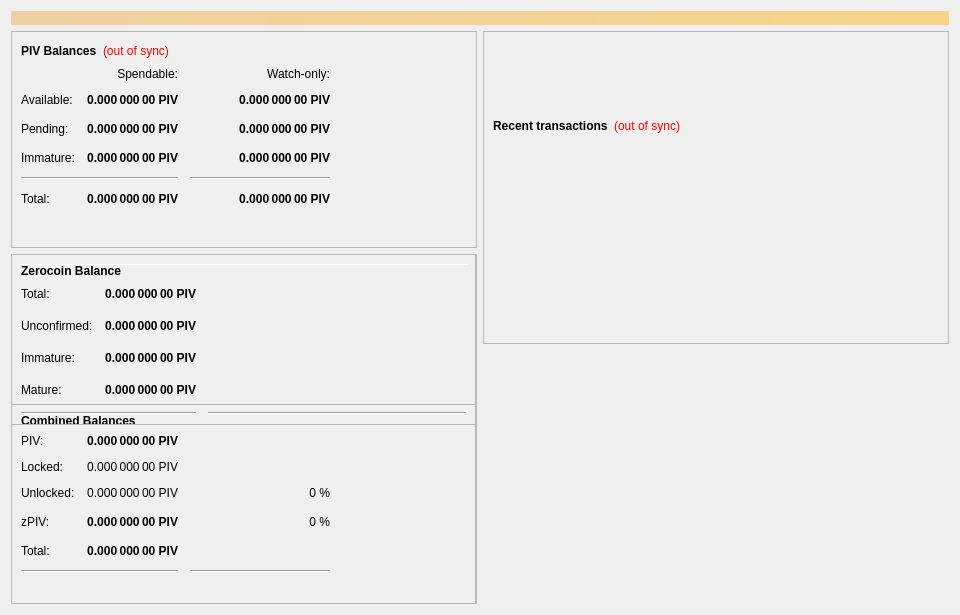
Old version of the form src/qt/forms/overviewpage.ui in the repository smupyknight/htc-pivx.
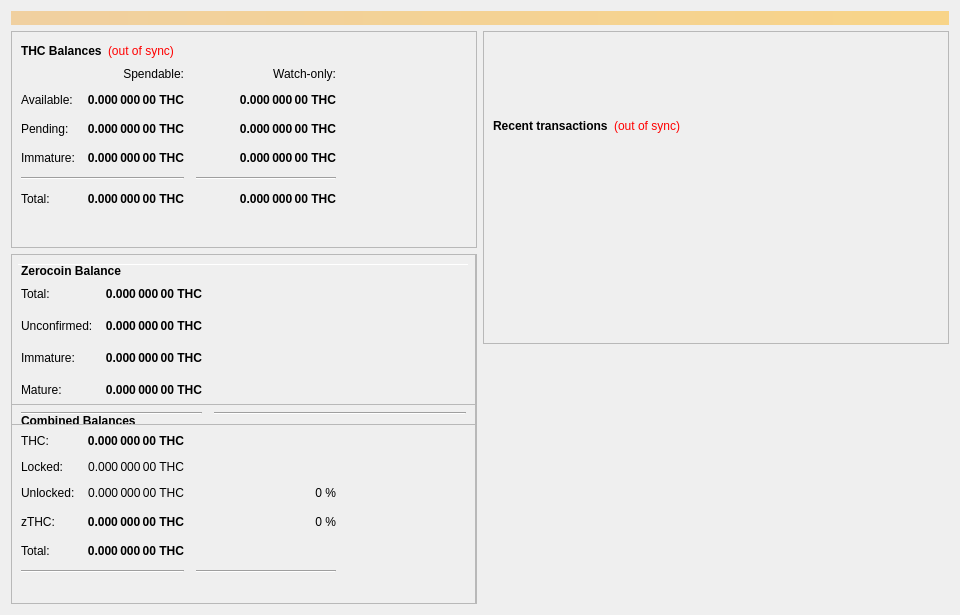
New version of the form.

Patch:
```diff
--- a/src/qt/forms/overviewpage.ui
+++ b/src/qt/forms/overviewpage.ui
@@ -60,7 +60,7 @@
                </font>
               </property>
               <property name="text">
-               <string>PIV Balances</string>
+               <string>THC Balances</string>
               </property>
              </widget>
             </item>
@@ -118,7 +118,7 @@
                <string>Unconfirmed transactions to watch-only addresses</string>
               </property>
               <property name="text">
-               <string notr="true">0.000 000 00 PIV</string>
+               <string notr="true">0.000 000 00 THC</string>
               </property>
               <property name="alignment">
                <set>Qt::AlignRight|Qt::AlignTrailing|Qt::AlignVCenter</set>
@@ -143,7 +143,7 @@
                <string>Total of transactions that have yet to be confirmed, and do not yet count toward the spendable balance</string>
               </property>
               <property name="text">
-               <string notr="true">0.000 000 00 PIV</string>
+               <string notr="true">0.000 000 00 THC</string>
               </property>
               <property name="alignment">
                <set>Qt::AlignRight|Qt::AlignTrailing|Qt::AlignVCenter</set>
@@ -168,7 +168,7 @@
                <string>Staked or masternode rewards in watch-only addresses that has not yet matured</string>
               </property>
               <property name="text">
-               <string notr="true">0.000 000 00 PIV</string>
+               <string notr="true">0.000 000 00 THC</string>
               </property>
               <property name="alignment">
                <set>Qt::AlignRight|Qt::AlignTrailing|Qt::AlignVCenter</set>
@@ -226,7 +226,7 @@
                <string>Staked or masternode rewards that has not yet matured</string>
               </property>
               <property name="text">
-               <string notr="true">0.000 000 00 PIV</string>
+               <string notr="true">0.000 000 00 THC</string>
               </property>
               <property name="alignment">
                <set>Qt::AlignRight|Qt::AlignTrailing|Qt::AlignVCenter</set>
@@ -271,7 +271,7 @@
                <string>Your current total balance</string>
               </property>
               <property name="text">
-               <string notr="true">0.000 000 00 PIV</string>
+               <string notr="true">0.000 000 00 THC</string>
               </property>
               <property name="alignment">
                <set>Qt::AlignRight|Qt::AlignTrailing|Qt::AlignVCenter</set>
@@ -296,7 +296,7 @@
                <string>Current total balance in watch-only addresses</string>
               </property>
               <property name="text">
-               <string notr="true">0.000 000 00 PIV</string>
+               <string notr="true">0.000 000 00 THC</string>
               </property>
               <property name="alignment">
                <set>Qt::AlignRight|Qt::AlignTrailing|Qt::AlignVCenter</set>
@@ -338,7 +338,7 @@
                <string>Your current spendable balance</string>
               </property>
               <property name="text">
-               <string notr="true">0.000 000 00 PIV</string>
+               <string notr="true">0.000 000 00 THC</string>
               </property>
               <property name="alignment">
                <set>Qt::AlignRight|Qt::AlignTrailing|Qt::AlignVCenter</set>
@@ -363,7 +363,7 @@
                <string>Your current balance in watch-only addresses</string>
               </property>
               <property name="text">
-               <string notr="true">0.000 000 00 PIV</string>
+               <string notr="true">0.000 000 00 THC</string>
               </property>
               <property name="alignment">
                <set>Qt::AlignRight|Qt::AlignTrailing|Qt::AlignVCenter</set>
@@ -963,7 +963,7 @@
                 <string>Total of transactions that have yet to be confirmed, and do not yet count toward the spendable balance</string>
                </property>
                <property name="text">
-                <string notr="true">0.000 000 00 PIV</string>
+                <string notr="true">0.000 000 00 THC</string>
                </property>
                <property name="alignment">
                 <set>Qt::AlignRight|Qt::AlignTrailing|Qt::AlignVCenter</set>
@@ -988,7 +988,7 @@
                 <string>Total Balance, including unconfirmed and immature coins.</string>
                </property>
                <property name="text">
-                <string notr="true">0.000 000 00 PIV</string>
+                <string notr="true">0.000 000 00 THC</string>
                </property>
                <property name="alignment">
                 <set>Qt::AlignRight|Qt::AlignTrailing|Qt::AlignVCenter</set>
@@ -1021,7 +1021,7 @@
              <item row="1" column="0">
               <widget class="QLabel" name="labelBalanceTextz">
                <property name="text">
-                <string>PIV:</string>
+                <string>THC:</string>
                </property>
               </widget>
              </item>
@@ -1040,7 +1040,7 @@
                 <string>Your current spendable balance</string>
                </property>
                <property name="text">
-                <string notr="true">0.000 000 00 PIV</string>
+                <string notr="true">0.000 000 00 THC</string>
                </property>
                <property name="alignment">
                 <set>Qt::AlignRight|Qt::AlignTrailing|Qt::AlignVCenter</set>
@@ -1056,7 +1056,7 @@
                 <string/>
                </property>
                <property name="text">
-                <string>zPIV:</string>
+                <string>zTHC:</string>
                </property>
               </widget>
              </item>
@@ -1090,7 +1090,7 @@
                 <string>Locked PIV or Masternode collaterals. These are excluded from zPIV minting.</string>
                </property>
                <property name="text">
-                <string>0.000 000 00 PIV</string>
+                <string>0.000 000 00 THC</string>
                </property>
                <property name="alignment">
                 <set>Qt::AlignRight|Qt::AlignTrailing|Qt::AlignVCenter</set>
@@ -1123,7 +1123,7 @@
                 <string>Unlocked PIVs. These can be used for zPIV minting.</string>
                </property>
                <property name="text">
-                <string>0.000 000 00 PIV</string>
+                <string>0.000 000 00 THC</string>
                </property>
                <property name="alignment">
                 <set>Qt::AlignRight|Qt::AlignTrailing|Qt::AlignVCenter</set>
@@ -1234,7 +1234,7 @@
                 <string>All available zPIV, unconfirmed and immature zPIV included.</string>
                </property>
                <property name="text">
-                <string notr="true">0.000 000 00 PIV</string>
+                <string notr="true">0.000 000 00 THC</string>
                </property>
                <property name="alignment">
                 <set>Qt::AlignRight|Qt::AlignTrailing|Qt::AlignVCenter</set>
@@ -1312,7 +1312,7 @@
 These zPIV are spendable.</string>
                </property>
                <property name="text">
-                <string>0.000 000 00 PIV</string>
+                <string>0.000 000 00 THC</string>
                </property>
                <property name="alignment">
                 <set>Qt::AlignRight|Qt::AlignTrailing|Qt::AlignVCenter</set>
@@ -1343,7 +1343,7 @@
 Immature: confirmed, but less than 3 mints of the same denomination after it was minted</string>
                </property>
                <property name="text">
-                <string>0.000 000 00 PIV</string>
+                <string>0.000 000 00 THC</string>
                </property>
                <property name="alignment">
                 <set>Qt::AlignRight|Qt::AlignTrailing|Qt::AlignVCenter</set>
@@ -1387,7 +1387,7 @@
 Immature: confirmed, but less than 3 mints of the same denomination after it was minted</string>
                </property>
                <property name="text">
-                <string>0.000 000 00 PIV</string>
+                <string>0.000 000 00 THC</string>
                </property>
                <property name="alignment">
                 <set>Qt::AlignRight|Qt::AlignTrailing|Qt::AlignVCenter</set>
```
Left out of the diff: 22 changed lines with no effect on the pictures.
